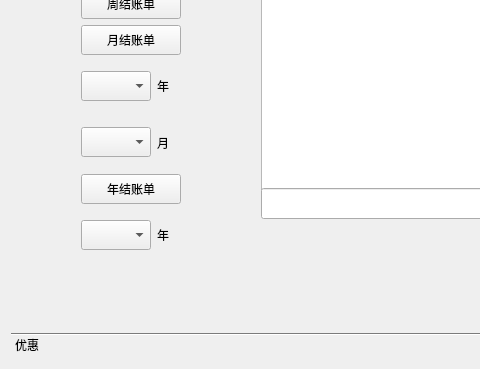
First picture: the form in myboss.ui, repository XMeleny/DB, before the edit; both pictures show x 0 to 480 and y 96 to 465 of the 697 by 465 pixel window.
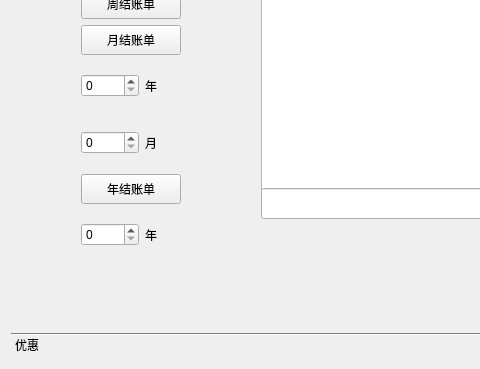
Second picture: the form after the edit.

Commit message: modify the monthly and yearly bill

```diff
--- a/myboss.ui
+++ b/myboss.ui
@@ -112,20 +112,7 @@
         <item>
          <layout class="QHBoxLayout" name="horizontalLayout_7">
           <item>
-           <widget class="QComboBox" name="comboBox">
-            <property name="minimumSize">
-             <size>
-              <width>70</width>
-              <height>30</height>
-             </size>
-            </property>
-            <property name="maximumSize">
-             <size>
-              <width>70</width>
-              <height>30</height>
-             </size>
-            </property>
-           </widget>
+           <widget class="QSpinBox" name="spinBox"/>
           </item>
           <item>
            <widget class="QLabel" name="label_7">
@@ -139,20 +126,7 @@
         <item>
          <layout class="QHBoxLayout" name="horizontalLayout_8">
           <item>
-           <widget class="QComboBox" name="comboBox_2">
-            <property name="minimumSize">
-             <size>
-              <width>70</width>
-              <height>30</height>
-             </size>
-            </property>
-            <property name="maximumSize">
-             <size>
-              <width>70</width>
-              <height>30</height>
-             </size>
-            </property>
-           </widget>
+           <widget class="QSpinBox" name="spinBox_2"/>
           </item>
           <item>
            <widget class="QLabel" name="label_8">
@@ -185,20 +159,7 @@
         <item>
          <layout class="QHBoxLayout" name="horizontalLayout_9">
           <item>
-           <widget class="QComboBox" name="comboBox_3">
-            <property name="minimumSize">
-             <size>
-              <width>70</width>
-              <height>30</height>
-             </size>
-            </property>
-            <property name="maximumSize">
-             <size>
-              <width>70</width>
-              <height>30</height>
-             </size>
-            </property>
-           </widget>
+           <widget class="QSpinBox" name="spinBox_3"/>
           </item>
           <item>
            <widget class="QLabel" name="label_9">
```
The commit also changes 2 other files.
